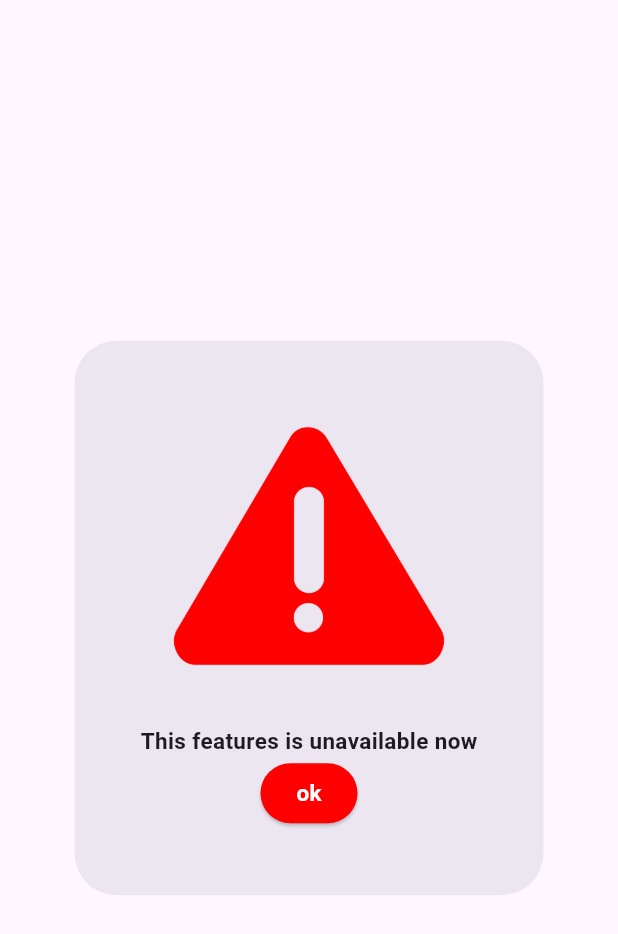
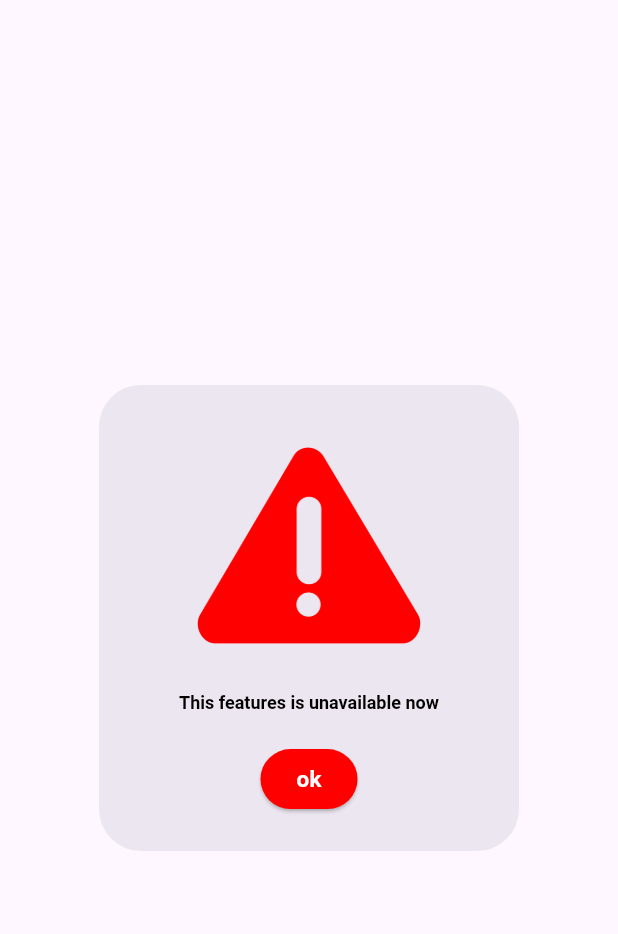
Before and after one commit to ramadhanialfarizi/videp_call_app, a Flutter app: the WarningDialog widget shown alone on an empty page, opened directly, on a phone screen of 412 x 824 dp. Shown: the top 934 px of the screen. Run offline on Flutter 3.47's test engine with Material 3 defaults, Android fonts, the phone set to English and light mode, and no system bars; our stand-ins replace firebase_auth, firebase_core, get, google_sign_in; missing offline and left inert: zego_uikit_prebuilt_call; accounts and stored records are empty; network calls fail.

```diff
--- a/lib/core/global_widget/PopupDialog/WarningDialog.dart
+++ b/lib/core/global_widget/PopupDialog/WarningDialog.dart
@@ -1,5 +1,6 @@
 import 'package:flutter/material.dart';
 import 'package:get/get.dart';
+import 'package:video_call_app/core/utils/Constant.dart';
 import 'package:video_call_app/core/utils/ImagesConstants.dart';
 import 'package:video_call_app/core/utils/VColors.dart';
 
@@ -13,33 +14,23 @@ class WarningDialog extends StatelessWidget {
   @override
   Widget build(BuildContext context) {
     return AlertDialog(
-      content: Container(
-        height: MediaQuery.of(context).size.height * 0.4,
-        padding: const EdgeInsets.all(20.0),
-        child: Column(
-          crossAxisAlignment: CrossAxisAlignment.center,
-          children: [
-            Image.asset(
+      icon: Image.asset(
         ImagesConstants.allertWarningIcon,
-              width: 200,
-              height: 200,
+        width: Constant.getFullWidth(context) * 0.3,
+        height: Constant.getFullHeight(context) * 0.2,
         color: VColors.redColors,
       ),
-            const SizedBox(
-              height: 20,
+      titleTextStyle: const TextStyle(
+        fontSize: 12,
+        fontWeight: FontWeight.w600,
+        color: Colors.black,
       ),
-            Expanded(
-              child: Text(
+      title: Text(
         message ?? "",
-                style: const TextStyle(
-                  fontSize: 15,
-                  fontWeight: FontWeight.w600,
+        textAlign: TextAlign.center,
       ),
-              ),
-            ),
-            // const SizedBox(
-            //   height: 40,
-            // ),
+      actionsAlignment: MainAxisAlignment.center,
+      actions: [
         ElevatedButton(
           onPressed: () {
             Get.back();
@@ -59,8 +50,6 @@ class WarningDialog extends StatelessWidget {
           ),
         )
       ],
-        ),
-      ),
     );
   }
 }
--- a/lib/core/helpers/authHelpers.dart
+++ b/lib/core/helpers/authHelpers.dart
@@ -23,7 +23,7 @@ class AuthHelpers {
       }
     } on FirebaseAuthException catch (e) {
       log("eror-log : $e");
-      return e;
+      return null;
     }
   }
 
--- /dev/null
+++ b/lib/core/utils/Constant.dart
@@ -0,0 +1,19 @@
+import 'package:flutter/material.dart';
+
+class Constant {
+  static double getFullHeight(context) {
+    double screenFullHeight = MediaQuery.of(context).size.height;
+
+    return screenFullHeight;
+  }
+
+  static double getFullWidth(context) {
+    double screenFullHeight = MediaQuery.of(context).size.width;
+
+    return screenFullHeight;
+  }
+
+  // static double textScalling(context) {
+  //   double textScale = MediaQuery.of(context).textScaler.
+  // }
+}
--- a/lib/core/utils/ImagesConstants.dart
+++ b/lib/core/utils/ImagesConstants.dart
@@ -4,6 +4,7 @@ class ImagesConstants {
   static const String _gift = 'assets/gift/';
   static const String _icons = 'assets/icons/';
   static const String _background = 'assets/background/';
+  static const String _illustration = 'assets/illustration/';
 
   // GIFT
   static const String appIconsGift = '${_gift}app_logo.gif';
@@ -18,4 +19,7 @@ class ImagesConstants {
   // BACKGROUND
   static const String loginBg = '${_background}login_bg.png';
   static const String sidebarBg = '${_background}side_bar_bg.png';
+
+  // ILUSTRATION
+  static const String emptyData = '${_illustration}empty_illustration.png';
 }
--- a/lib/features/home/view/widget/meetWidget.dart
+++ b/lib/features/home/view/widget/meetWidget.dart
@@ -3,6 +3,7 @@ import 'package:get/get_core/src/get_main.dart';
 import 'package:get/get_instance/get_instance.dart';
 import 'package:get/get_state_manager/get_state_manager.dart';
 import 'package:video_call_app/core/global_widget/Loading/loadingScreenV2.dart';
+import 'package:video_call_app/core/utils/ImagesConstants.dart';
 import 'package:video_call_app/core/utils/VColors.dart';
 import 'package:video_call_app/features/home/controller/MeetWidgetController.dart';
 
@@ -51,6 +52,16 @@ class MeetWidget extends StatelessWidget {
                     ),
                   ),
                 ],
+              ),
+              Padding(
+                padding: const EdgeInsets.only(top: 80.0, bottom: 30),
+                child: Image.asset(
+                  ImagesConstants.emptyData,
+                ),
+              ),
+              const Text(
+                "you don't have any meeting for now",
+                style: TextStyle(fontSize: 15, fontWeight: FontWeight.bold),
               )
             ],
           ),
--- a/lib/features/onboarding/Login/controller/loginSreenController.dart
+++ b/lib/features/onboarding/Login/controller/loginSreenController.dart
@@ -15,7 +15,7 @@ class LoginScreenController extends GetxController {
     final googleSignInStatus = await AuthHelpers().signInGoogle();
 
     try {
-      if (googleSignInStatus == 'accessToken != null || idToken != null') {
+      if (googleSignInStatus == null) {
         isLoading.value = false;
         ScaffoldMessenger.of(context).showSnackBar(
           const SnackBar(
--- a/pubspec.yaml
+++ b/pubspec.yaml
@@ -69,7 +69,7 @@ flutter:
   assets:
     - assets/background/
     - assets/icons/
-    # - assets/illustration/
+    - assets/illustration/
     - assets/gift/
 
   # An image asset can refer to one or more resolution-specific "variants", see
```
Also changed, not shown: assets/illustration/empty_illustration.png (added), assets/illustration/empty_illustration_2.png (added). Lines whose indentation alone changed are shown as unchanged.
